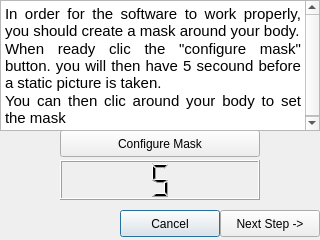
The window that code/Hadrien/QCvWindow/src/UI/maskwindow.ui (Amxx/MDMA) describes before a commit, drawn with Qt 5.
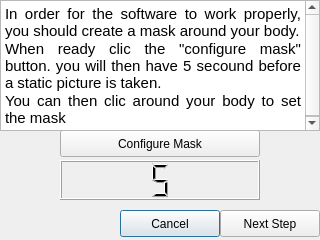
The same window after the commit. Icons and pictures are not drawn.

Diff of the .ui file:
```diff
--- a/code/Hadrien/QCvWindow/src/UI/maskwindow.ui
+++ b/code/Hadrien/QCvWindow/src/UI/maskwindow.ui
@@ -40,7 +40,7 @@
     </rect>
    </property>
    <property name="text">
-    <string>Next Step -&gt;</string>
+    <string>Next Step</string>
    </property>
   </widget>
   <widget class="QPushButton" name="pushButton">
```
